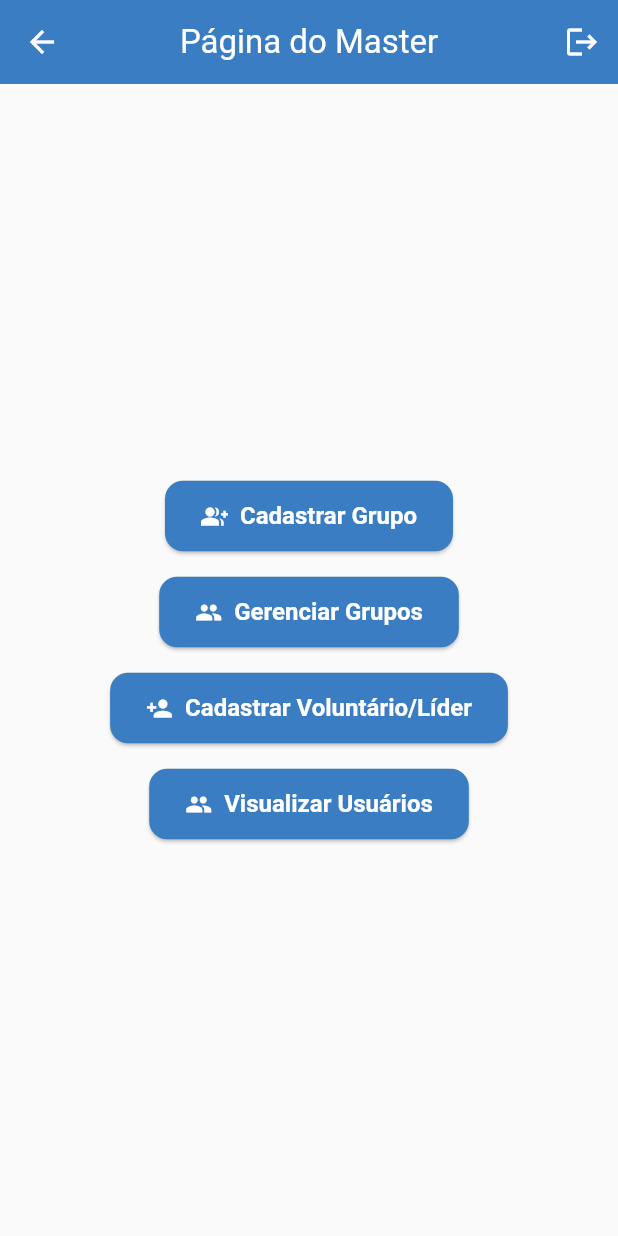
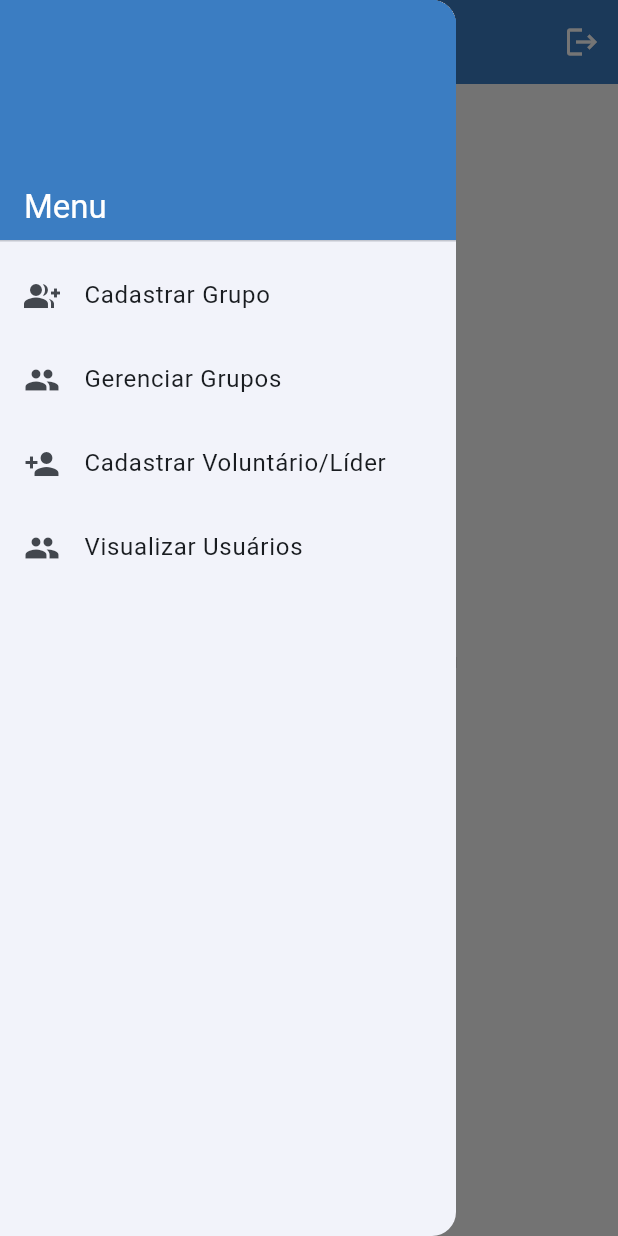
Before and after one commit to anthonivs/TCC, a Flutter app: the MasterHomePage screen opened directly, with the side drawer open (before the commit the screen has no drawer), on a phone screen of 412 x 824 dp. Run offline on Flutter 3.47's test engine with Material 3 defaults, Android fonts, the phone set to English and light mode, and no system bars; our stand-ins replace cloud_firestore, cloud_functions, firebase_auth, firebase_core, table_calendar; accounts and stored records are empty; generated files the repository leaves out were written again.

Commit message:
Ajuste no menu

```diff
--- a/lib/views/group_list_page.dart
+++ b/lib/views/group_list_page.dart
@@ -75,7 +75,8 @@ class _GroupListPageState extends State<GroupListPage> {
               // líder só deve editar/excluir se for líder DESSE grupo,
               // mas Master sempre pode tudo
               final canManage =
-                  isMaster || (isLeader && g.leader == currentUser!.id);
+                  isMaster || (isLeader && g.leaderId == currentUser!.id);
+              //isMaster || (isLeader && g.leader == currentUser!.id);
 
               return GroupCard(
                 name: g.name,
--- a/lib/views/master_home_page.dart
+++ b/lib/views/master_home_page.dart
@@ -2,9 +2,9 @@ import 'package:flutter/material.dart';
 import 'group_list_page.dart';
 import 'group_management_page.dart';
 import 'registration_page.dart';
-import 'user_list_page.dart'; // import adicionado para visualizar usuários
+import 'user_list_page.dart';
 // ignore: unused_import
-import '../views/profile_page.dart'; // import adicionado para perfil
+import '../views/profile_page.dart';
 
 class MasterHomePage extends StatelessWidget {
   const MasterHomePage({super.key});
@@ -21,63 +21,71 @@ class MasterHomePage extends StatelessWidget {
           ),
         ],
       ),
-      body: Center(
-        child: Padding(
-          padding: const EdgeInsets.all(24),
+      drawer: Drawer(
         child: Column(
-            mainAxisSize: MainAxisSize.min,
           children: [
-              ElevatedButton.icon(
-                icon: const Icon(Icons.group_add),
-                label: const Text('Cadastrar Grupo'),
-                onPressed: () {
+            DrawerHeader(
+              decoration: BoxDecoration(color: Theme.of(context).primaryColor),
+              child: Align(
+                alignment: Alignment.bottomLeft,
+                child: Text(
+                  'Menu',
+                  style: Theme.of(
+                    context,
+                  ).textTheme.titleLarge?.copyWith(color: Colors.white),
+                ),
+              ),
+            ),
+            ListTile(
+              leading: const Icon(Icons.group_add),
+              title: const Text('Cadastrar Grupo'),
+              onTap: () {
+                Navigator.pop(context);
                 Navigator.push(
                   context,
                   MaterialPageRoute(
-                      builder: (_) => GroupManagementPage(group: null),
+                    builder: (_) => const GroupManagementPage(group: null),
                   ),
                 );
               },
             ),
-              const SizedBox(height: 16),
-              ElevatedButton.icon(
-                icon: const Icon(Icons.group),
-                label: const Text('Gerenciar Grupos'),
-                onPressed: () {
+            ListTile(
+              leading: const Icon(Icons.group),
+              title: const Text('Gerenciar Grupos'),
+              onTap: () {
+                Navigator.pop(context);
                 Navigator.push(
                   context,
-                    MaterialPageRoute(builder: (_) => GroupListPage()),
+                  MaterialPageRoute(builder: (_) => const GroupListPage()),
                 );
               },
             ),
-              const SizedBox(height: 16),
-              ElevatedButton.icon(
-                icon: const Icon(Icons.person_add),
-                label: const Text('Cadastrar Voluntário/Líder'),
-                onPressed: () {
+            ListTile(
+              leading: const Icon(Icons.person_add),
+              title: const Text('Cadastrar Voluntário/Líder'),
+              onTap: () {
+                Navigator.pop(context);
                 Navigator.push(
                   context,
-                    MaterialPageRoute(builder: (_) => RegistrationPage()),
+                  MaterialPageRoute(builder: (_) => const RegistrationPage()),
                 );
               },
             ),
-              const SizedBox(height: 16),
-              // Botão para visualizar usuários
-              ElevatedButton.icon(
-                icon: const Icon(Icons.people),
-                label: const Text('Visualizar Usuários'),
-                onPressed: () {
+            ListTile(
+              leading: const Icon(Icons.people),
+              title: const Text('Visualizar Usuários'),
+              onTap: () {
+                Navigator.pop(context);
                 Navigator.push(
                   context,
                   MaterialPageRoute(builder: (_) => UserListPage()),
                 );
               },
             ),
-
           ],
         ),
       ),
-      ),
+      body: const Center(child: Text('Selecione uma opção no menu')),
     );
   }
 }
```
Also changed, not shown: lib/views/leader_home_page.dart (+37 -23 lines), lib/views/volunteer_home_page.dart (+34 -18 lines). Lines whose indentation alone changed are shown as unchanged.
